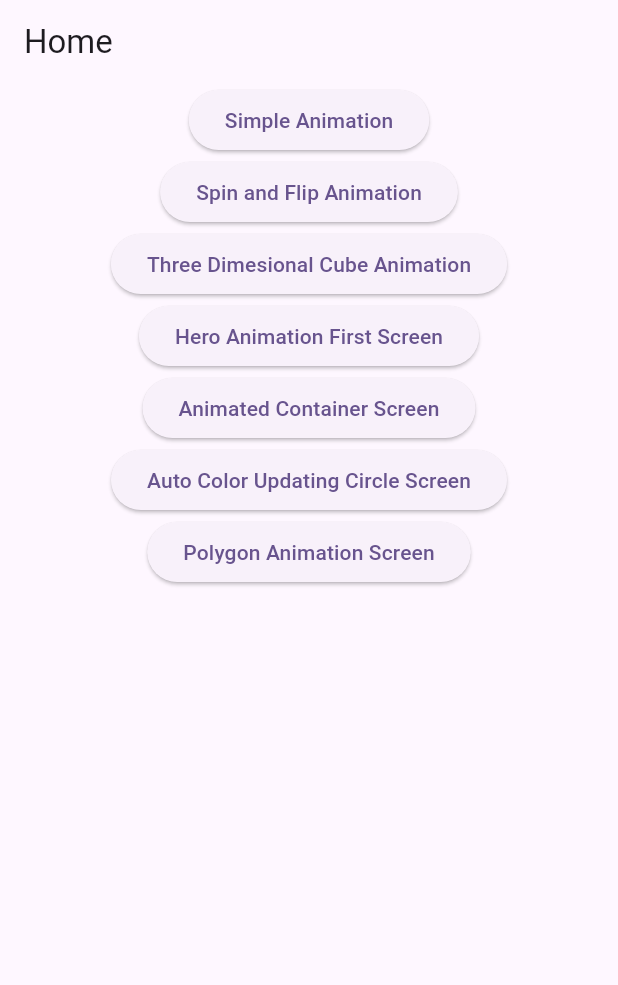
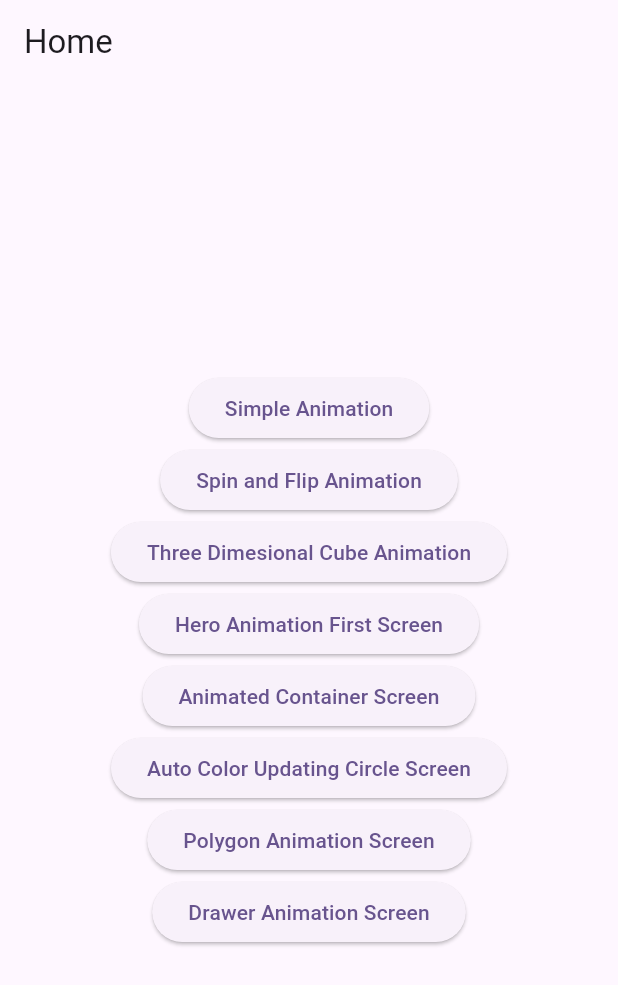
Before and after one commit to pranav-singh-parmar/animations_flutter, a Flutter app: the screen it shows after launch, on a phone screen of 412 x 824 dp. Shown: the top 985 px of the screen. Run offline on Flutter 3.47's test engine with Material 3 defaults, Android fonts, the phone set to English and light mode, and no system bars.

Commit message:
Check Description
- Navigation Updated
- Working on Drawer Animation
- App Colors Added

```diff
--- a/lib/main.dart
+++ b/lib/main.dart
@@ -1,4 +1,5 @@
 import 'package:animations_flutter/screens/home_screen.dart';
+import 'package:animations_flutter/utils/app_texts.dart';
 import 'package:flutter/material.dart';
 
 void main() {
@@ -11,7 +12,7 @@ class MyApp extends StatelessWidget {
   @override
   Widget build(BuildContext context) {
     return MaterialApp(
-      title: 'Animation Flutter',
+      title: AppTexts.animationsFlutter,
       theme: ThemeData(colorScheme: ColorScheme.fromSeed(seedColor: Colors.deepPurple),
         useMaterial3: true,
       ),
--- a/lib/screens/home_screen.dart
+++ b/lib/screens/home_screen.dart
@@ -1,13 +1,10 @@
-import 'package:animations_flutter/screens/animated_container_screen.dart';
-import 'package:animations_flutter/screens/auto_color_updating_circle_screen.dart';
-import 'package:animations_flutter/screens/hero_animation_first_screen.dart';
-import 'package:animations_flutter/screens/polygon_animation_screen.dart';
 import 'package:animations_flutter/screens/widgets/custom_elevated_button.dart';
+import 'package:animations_flutter/utils/app_constants.dart'
+    show NavigationEnum;
 import 'package:flutter/material.dart';
-import 'package:animations_flutter/screens/spin_and_flip_animation.dart';
-import 'package:animations_flutter/screens/simple_animation_screen.dart';
-import 'package:animations_flutter/screens/three_dimensional_cube_animation_screen.dart';
 import 'package:animations_flutter/utils/app_texts.dart';
+import 'package:animations_flutter/utils/extensions.dart'
+    show NavigationEnumExtension;
 
 class HomeScreen extends StatefulWidget {
   const HomeScreen({super.key});
@@ -17,6 +14,17 @@ class HomeScreen extends StatefulWidget {
 }
 
 class _HomeScreenState extends State<HomeScreen> {
+  final List<NavigationEnum> _navigationList = [
+    NavigationEnum.simpleAnimation,
+    NavigationEnum.spinAndFlipAnimation,
+    NavigationEnum.threeDimensionalCubeAnimation,
+    NavigationEnum.heroAnimationFirst,
+    NavigationEnum.animatedContainer,
+    NavigationEnum.autoColorUpdatingCirle,
+    NavigationEnum.polygonAnimation,
+    NavigationEnum.drawerAnimation
+  ];
+
   @override
   Widget build(BuildContext context) {
     return Scaffold(
@@ -24,76 +32,46 @@ class _HomeScreenState extends State<HomeScreen> {
         title: const Text(AppTexts.home),
       ),
       body: Center(
-        child: Column(
-          children: [
-            CustomElevatedButton(
-                onPressed: () {
-                  Navigator.push(
-                    context,
-                    MaterialPageRoute(
-                        builder: (context) => const SimpleAnimationScreen()),
-                  );
-                },
-                title: AppTexts.simpleAnimation),
-            CustomElevatedButton(
-                onPressed: () {
-                  Navigator.push(
-                    context,
-                    MaterialPageRoute(
-                        builder: (context) =>
-                            const SpinAndFlipAnimationScreen()),
-                  );
-                },
-                title: AppTexts.spinAndFlipAnimation),
-            CustomElevatedButton(
-                onPressed: () {
-                  Navigator.push(
-                    context,
-                    MaterialPageRoute(
-                        builder: (context) =>
-                            const ThreeDimensionalCubeAnimationScreen()),
-                  );
-                },
-                title: AppTexts.threeDimensionalCubeAnimation),
-            CustomElevatedButton(
-                onPressed: () {
-                  Navigator.push(
-                    context,
-                    MaterialPageRoute(
-                        builder: (context) => const HeroAnimationFirstScreen()),
-                  );
-                },
-                title: AppTexts.heroAnimationFirstScreen),
-            CustomElevatedButton(
-                onPressed: () {
-                  Navigator.push(
-                    context,
-                    MaterialPageRoute(
-                        builder: (context) => const AnimatedContainerScreen()),
-                  );
-                },
-                title: AppTexts.animatedContainerScreen),
-              CustomElevatedButton(
-                onPressed: () {
-                  Navigator.push(
-                    context,
-                    MaterialPageRoute(
-                        builder: (context) => const AutoColorUpdatingCircleScreen()),
-                  );
-                },
-                title: AppTexts.autoColorUpdatingCircleScreen),
-              CustomElevatedButton(
-                onPressed: () {
-                  Navigator.push(
-                    context,
-                    MaterialPageRoute(
-                        builder: (context) => const PolygonAnimationScreen()),
-                  );
-                },
-                title: AppTexts.polygonAnimationScreen)
-          ],
-        ),
-      ),
+          child: ListView.builder(
+        shrinkWrap: true,
+        itemCount: _navigationList.length,
+        itemBuilder: _listElement,
+      )),
     );
   }
+
+  Widget _listElement(BuildContext context, int index) {
+    final navigationEnum = _navigationList[index];
+    return Center(
+      child: CustomElevatedButton(
+          onPressed: () {
+            // Navigator.push(context, route)
+            Navigator.of(context).navigateTo(navigationEnum);
+          },
+          title: getTitleFor(navigationEnum)),
+    );
+  }
+
+  String getTitleFor(NavigationEnum navigationEnum) {
+    switch (navigationEnum) {
+      case NavigationEnum.simpleAnimation:
+        return AppTexts.simpleAnimation;
+      case NavigationEnum.spinAndFlipAnimation:
+        return AppTexts.spinAndFlipAnimation;
+      case NavigationEnum.threeDimensionalCubeAnimation:
+        return AppTexts.threeDimensionalCubeAnimation;
+      case NavigationEnum.heroAnimationFirst:
+        return AppTexts.heroAnimationFirstScreen;
+      case NavigationEnum.animatedContainer:
+        return AppTexts.animatedContainerScreen;
+      case NavigationEnum.autoColorUpdatingCirle:
+        return AppTexts.autoColorUpdatingCircleScreen;
+      case NavigationEnum.polygonAnimation:
+        return AppTexts.polygonAnimationScreen;
+      case NavigationEnum.drawerAnimation:
+        return AppTexts.drawerAnimationScreen;
+      default:
+        return "";
+    }
+  }
 }
--- a/lib/screens/simple_animation_screen.dart
+++ b/lib/screens/simple_animation_screen.dart
@@ -1,4 +1,5 @@
 import 'package:animations_flutter/screens/widgets/custom_app_bar.dart';
+import 'package:animations_flutter/utils/app_constants.dart' show AppColors;
 import 'package:flutter/material.dart';
 import 'dart:math' show pi;
 
@@ -50,7 +51,7 @@ class _SimpleAnimationScreenState extends State<SimpleAnimationScreen>
               height: 100,
               width: 100,
               decoration: BoxDecoration(
-                  color: Colors.blue,
+                  color: AppColors.blueColor,
                   borderRadius: BorderRadius.circular(10),
                   boxShadow: [
                     BoxShadow(
--- a/lib/screens/spin_and_flip_animation.dart
+++ b/lib/screens/spin_and_flip_animation_screen.dart
@@ -1,4 +1,5 @@
 import 'package:animations_flutter/screens/widgets/custom_app_bar.dart';
+import 'package:animations_flutter/utils/app_constants.dart' show AppColors;
 import 'package:flutter/material.dart';
 import 'package:animations_flutter/utils/app_texts.dart';
 import 'dart:math' show pi;
@@ -103,7 +104,7 @@ class _SpinAndFlipAnimationScreenState extends State<SpinAndFlipAnimationScreen>
                                 child: Container(
                                   height: 100,
                                   width: 100,
-                                  color: Colors.blue,
+                                  color: AppColors.blueColor,
                                 ),
                               ));
                         }),
@@ -120,7 +121,7 @@ class _SpinAndFlipAnimationScreenState extends State<SpinAndFlipAnimationScreen>
                                   child: Container(
                                       height: 100,
                                       width: 100,
-                                      color: Colors.yellow)));
+                                      color: AppColors.yellowColor)));
                         }),
                   ],
                 ),
--- /dev/null
+++ b/lib/utils/app_constants.dart
@@ -0,0 +1,21 @@
+import 'package:flutter/material.dart';
+
+enum NavigationEnum {
+  home,
+  simpleAnimation,
+  spinAndFlipAnimation,
+  threeDimensionalCubeAnimation,
+  heroAnimationFirst,
+  heroAnimationSecond,
+  animatedContainer,
+  autoColorUpdatingCirle,
+  polygonAnimation,
+  drawerAnimation
+}
+
+class AppColors {
+  static const blueColor = Color(0xff0057b7);
+  static const yellowColor = Color(0xffffd700);
+  static const navyBlueColor = Color(0xff414868);
+  static const blackColor = Color(0xff24283b);
+  }
--- a/lib/utils/app_texts.dart
+++ b/lib/utils/app_texts.dart
@@ -1,4 +1,6 @@
 class AppTexts {
+  static const animationsFlutter = "Animations Flutter";
+
   //home_screen
   static const home = "Home";
 
@@ -27,4 +29,7 @@ class AppTexts {
 
   //polygon_animation_screen
   static const polygonAnimationScreen = "Polygon Animation Screen";
+
+  //drawer_animation_screen
+  static const drawerAnimationScreen = "Drawer Animation Screen";
 }
--- a/lib/utils/extensions.dart
+++ b/lib/utils/extensions.dart
@@ -1,4 +1,16 @@
-
+import 'package:animations_flutter/models/person_model.dart';
+import 'package:animations_flutter/screens/animated_container_screen.dart';
+import 'package:animations_flutter/screens/auto_color_updating_circle_screen.dart';
+import 'package:animations_flutter/screens/drawer_animation_screen.dart';
+import 'package:animations_flutter/screens/hero_animation_first_screen.dart';
+import 'package:animations_flutter/screens/hero_animation_second_screen.dart';
+import 'package:animations_flutter/screens/home_screen.dart';
+import 'package:animations_flutter/screens/polygon_animation_screen.dart';
+import 'package:animations_flutter/screens/simple_animation_screen.dart';
+import 'package:animations_flutter/screens/spin_and_flip_animation_screen.dart';
+import 'package:animations_flutter/screens/three_dimensional_cube_animation_screen.dart';
+import 'package:animations_flutter/utils/app_constants.dart'
+    show NavigationEnum;
 import 'package:flutter/material.dart';
 import 'dart:developer' as devtools show log;
 
@@ -9,3 +21,51 @@ extension Log on Object {
 extension DelayedExtension on VoidCallback {
   Future<void> delayed(Duration duration) => Future.delayed(duration, this);
 }
+
+extension NavigationEnumExtension on NavigatorState {
+  void navigateTo(NavigationEnum navigationEnum, {dynamic parameters}) {
+    Widget? screen;
+    switch (navigationEnum) {
+      case NavigationEnum.home:
+        screen = const HomeScreen();
+        break;
+      case NavigationEnum.simpleAnimation:
+        screen = const SimpleAnimationScreen();
+        break;
+      case NavigationEnum.spinAndFlipAnimation:
+        screen = const SpinAndFlipAnimationScreen();
+        break;
+      case NavigationEnum.threeDimensionalCubeAnimation:
+        screen = const ThreeDimensionalCubeAnimationScreen();
+        break;
+      case NavigationEnum.heroAnimationFirst:
+        screen = const HeroAnimationFirstScreen();
+        break;
+      case NavigationEnum.heroAnimationSecond:
+        if (parameters is PersonModel) {
+          screen = HeroAnimationSecondScreen(personModel: parameters);
+        }
+        break;
+      case NavigationEnum.animatedContainer:
+        screen = const AnimatedContainerScreen();
+        break;
+      case NavigationEnum.autoColorUpdatingCirle:
+        screen = const AutoColorUpdatingCircleScreen();
+        break;
+      case NavigationEnum.polygonAnimation:
+        screen = const PolygonAnimationScreen();
+        break;
+      case NavigationEnum.drawerAnimation:
+        screen = const DrawerAnimationScreen();
+        break;
+    }
+
+    if (screen != null) {
+      push(
+        MaterialPageRoute(builder: (context) => screen!),
+      );
+    } else {
+      "Value not set for $navigationEnum in navigateWith function".log();
+    }
+  }
+}
--- a/pubspec.yaml
+++ b/pubspec.yaml
@@ -35,6 +35,7 @@ dependencies:
   # The following adds the Cupertino Icons font to your application.
   # Use with the CupertinoIcons class for iOS style icons.
   cupertino_icons: ^1.0.2
+  vector_math: ^2.1.4
 
 dev_dependencies:
   flutter_test:
```
Also changed, not shown: lib/screens/drawer_animation_screen.dart (added, +27 -0 lines), lib/screens/hero_animation_first_screen.dart (+7 -8 lines), lib/screens/polygon_animation_screen.dart (+5 -3 lines).
